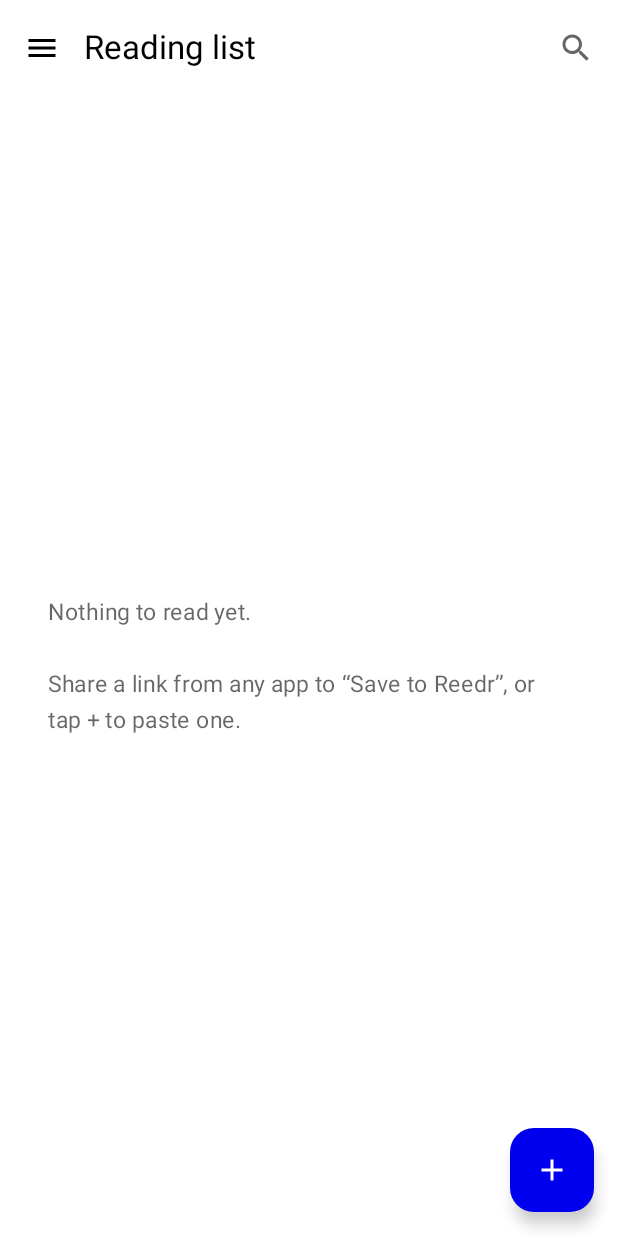
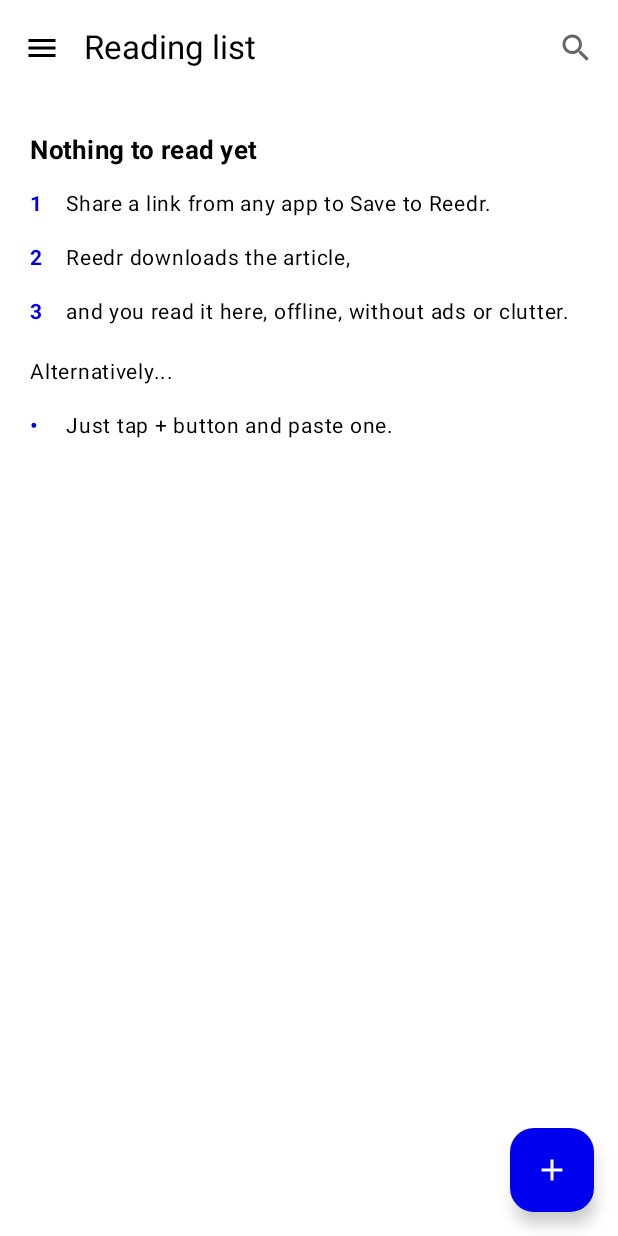
Before and after one commit to antoniocosta/Reedr, an Android app built with Jetpack Compose: the screen it shows after launch (MainActivity), on a phone screen of 412 x 824 dp. Run offline under Robolectric (Android 15) with nearby library versions, the phone set to English and light mode, and no system bars; our stand-ins replace Room's generated code; 1 statement that could not run was skipped.

Commit message:
Reading list empty state: top-aligned steps like Lurkr's Recents

```diff
--- a/app/src/main/java/net/uncorp/reedr/ui/library/LibraryScreen.kt
+++ b/app/src/main/java/net/uncorp/reedr/ui/library/LibraryScreen.kt
@@ -4,6 +4,10 @@ import android.content.ClipboardManager
 import android.widget.Toast
 import androidx.activity.compose.BackHandler
 import androidx.compose.foundation.layout.Column
+import net.uncorp.reedr.Ink
+import androidx.compose.ui.unit.sp
+import androidx.compose.ui.text.font.FontWeight
+import androidx.compose.foundation.layout.Arrangement
 import androidx.compose.foundation.layout.fillMaxWidth
 import androidx.compose.foundation.layout.padding
 import androidx.compose.foundation.layout.width
@@ -183,9 +187,12 @@ fun LibraryScreen(
             },
         ) { padding ->
             articles?.let { list ->
+                if (list.isEmpty() && filter == ArticleFilter.ReadingList && !(searching && query.isNotBlank())) {
+                    ReadingListEmpty(Modifier.padding(padding))
+                    return@let
+                }
                 val empty = when {
                     searching && query.isNotBlank() -> "Nothing in ${filter.title} matches “$query”"
-                    filter == ArticleFilter.ReadingList -> "Nothing to read yet.\n\nShare a link from any app to “Save to Reedr”, or tap + to paste one."
                     filter == ArticleFilter.Archive -> "Archive articles you're done with from their ⋮ menu."
                     else -> "Articles you open appear here."
                 }
@@ -232,3 +239,19 @@ fun LibraryScreen(
         }
     }
 }
+
+/** The empty Reading list: what Reedr does, top-aligned and clear of the + button. */
+@Composable
+private fun ReadingListEmpty(modifier: Modifier = Modifier) {
+    Column(
+        modifier.fillMaxWidth().verticalScroll(rememberScrollState()).padding(start = 20.dp, end = 20.dp, top = 24.dp, bottom = 96.dp),
+        verticalArrangement = Arrangement.spacedBy(12.dp),
+    ) {
+        Text("Nothing to read yet", color = Ink, fontWeight = FontWeight.Bold, fontSize = 17.sp)
+        Step("1", "Share a link from any app to Save to Reedr.")
+        Step("2", "Reedr downloads the article,")
+        Step("3", "and you read it here, offline, without ads or clutter.")
+        Text("Alternatively...", color = Ink, fontSize = 14.sp, modifier = Modifier.padding(top = 4.dp))
+        Step("•", "Just tap + button and paste one.")
+    }
+}
--- a/app/src/main/java/net/uncorp/reedr/ui/library/OtherScreens.kt
+++ b/app/src/main/java/net/uncorp/reedr/ui/library/OtherScreens.kt
@@ -48,6 +48,7 @@ import androidx.compose.runtime.setValue
 import androidx.compose.ui.Alignment
 import androidx.compose.ui.Modifier
 import androidx.compose.ui.platform.LocalContext
+import androidx.compose.ui.text.AnnotatedString
 import androidx.compose.ui.text.font.FontStyle
 import androidx.compose.ui.text.font.FontWeight
 import androidx.compose.ui.text.style.TextAlign
@@ -191,12 +192,19 @@ fun HowItWorks(modifier: Modifier = Modifier) {
         modifier.verticalScroll(rememberScrollState()).padding(horizontal = 20.dp, vertical = 8.dp),
         verticalArrangement = Arrangement.spacedBy(12.dp),
     ) {
-        steps.forEachIndexed { i, text ->
-            Row(horizontalArrangement = Arrangement.spacedBy(10.dp)) {
-                Text("${i + 1}", color = Blue, fontWeight = FontWeight.Bold, fontSize = 14.sp, modifier = Modifier.width(14.dp))
-                Text(text, color = Ink, fontSize = 14.sp)
-            }
-        }
+        steps.forEachIndexed { i, text -> Step("${i + 1}", text) }
+    }
+}
+
+/** A numbered (or bulleted) step: blue bold number in a 14.dp column, then the text. */
+@Composable
+fun Step(number: String, text: String) = Step(number, AnnotatedString(text))
+
+@Composable
+fun Step(number: String, text: AnnotatedString) {
+    Row(horizontalArrangement = Arrangement.spacedBy(10.dp)) {
+        Text(number, color = Blue, fontWeight = FontWeight.Bold, fontSize = 14.sp, modifier = Modifier.width(14.dp))
+        Text(text, color = Ink, fontSize = 14.sp)
     }
 }
 
```
